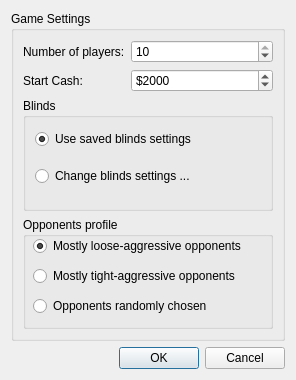
Qt form src/qt/newgamedialog.ui (Marcennaji/HoldemCore) before a commit.
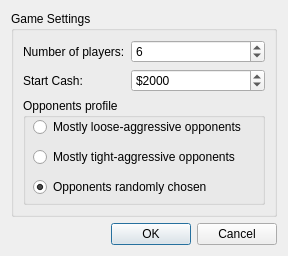
The same form after that commit.

```diff
--- a/src/qt/newgamedialog.ui
+++ b/src/qt/newgamedialog.ui
@@ -6,8 +6,8 @@
    <rect>
     <x>0</x>
     <y>0</y>
-    <width>296</width>
-    <height>380</height>
+    <width>288</width>
+    <height>256</height>
    </rect>
   </property>
   <property name="windowTitle">
@@ -30,19 +30,6 @@
         </property>
        </widget>
       </item>
-      <item row="0" column="1" colspan="2">
-       <widget class="QSpinBox" name="spinBox_quantityPlayers">
-        <property name="minimum">
-         <number>2</number>
-        </property>
-        <property name="maximum">
-         <number>10</number>
-        </property>
-        <property name="value">
-         <number>10</number>
-        </property>
-       </widget>
-      </item>
       <item row="1" column="0">
        <widget class="QLabel" name="label_2">
         <property name="text">
@@ -53,55 +40,20 @@
         </property>
        </widget>
       </item>
-      <item row="1" column="1" colspan="2">
-       <widget class="QSpinBox" name="spinBox_startCash">
-        <property name="prefix">
-         <string>$</string>
-        </property>
+      <item row="0" column="1" colspan="2">
+       <widget class="QSpinBox" name="spinBox_quantityPlayers">
         <property name="minimum">
-         <number>1000</number>
+         <number>2</number>
         </property>
         <property name="maximum">
-         <number>1000000</number>
-        </property>
-        <property name="singleStep">
-         <number>50</number>
+         <number>10</number>
         </property>
         <property name="value">
-         <number>2000</number>
+         <number>6</number>
         </property>
        </widget>
       </item>
       <item row="2" column="0" colspan="3">
-       <widget class="QGroupBox" name="groupBox_2">
-        <property name="title">
-         <string>Blinds</string>
-        </property>
-        <layout class="QGridLayout">
-         <property name="topMargin">
-          <number>0</number>
-         </property>
-         <item row="0" column="0">
-          <widget class="QRadioButton" name="radioButton_useSavedBlindsSettings">
-           <property name="text">
-            <string>Use saved blinds settings</string>
-           </property>
-           <property name="checked">
-            <bool>true</bool>
-           </property>
-          </widget>
-         </item>
-         <item row="1" column="0">
-          <widget class="QRadioButton" name="radioButton_changeBlindsSettings">
-           <property name="text">
-            <string>Change blinds settings ...</string>
-           </property>
-          </widget>
-         </item>
-        </layout>
-       </widget>
-      </item>
-      <item row="3" column="0" colspan="3">
        <widget class="QGroupBox" name="groupBox_3">
         <property name="title">
          <string>Opponents profile</string>
@@ -118,8 +70,14 @@
          <property name="text">
           <string>Opponents randomly chosen</string>
          </property>
+         <property name="checked">
+          <bool>true</bool>
+         </property>
         </widget>
         <widget class="QRadioButton" name="radioButton_opponentsLooseAggressive">
+         <property name="enabled">
+          <bool>true</bool>
+         </property>
          <property name="geometry">
           <rect>
            <x>10</x>
@@ -132,7 +90,7 @@
           <string>Mostly loose-aggressive opponents</string>
          </property>
          <property name="checked">
-          <bool>true</bool>
+          <bool>false</bool>
          </property>
         </widget>
         <widget class="QRadioButton" name="radioButton_opponentsTightAgressive">
@@ -150,6 +108,25 @@
         </widget>
        </widget>
       </item>
+      <item row="1" column="1" colspan="2">
+       <widget class="QSpinBox" name="spinBox_startCash">
+        <property name="prefix">
+         <string>$</string>
+        </property>
+        <property name="minimum">
+         <number>1000</number>
+        </property>
+        <property name="maximum">
+         <number>1000000</number>
+        </property>
+        <property name="singleStep">
+         <number>50</number>
+        </property>
+        <property name="value">
+         <number>2000</number>
+        </property>
+       </widget>
+      </item>
      </layout>
     </widget>
    </item>
```
Left out of the diff: 1 changed line with no effect on the pictures.
